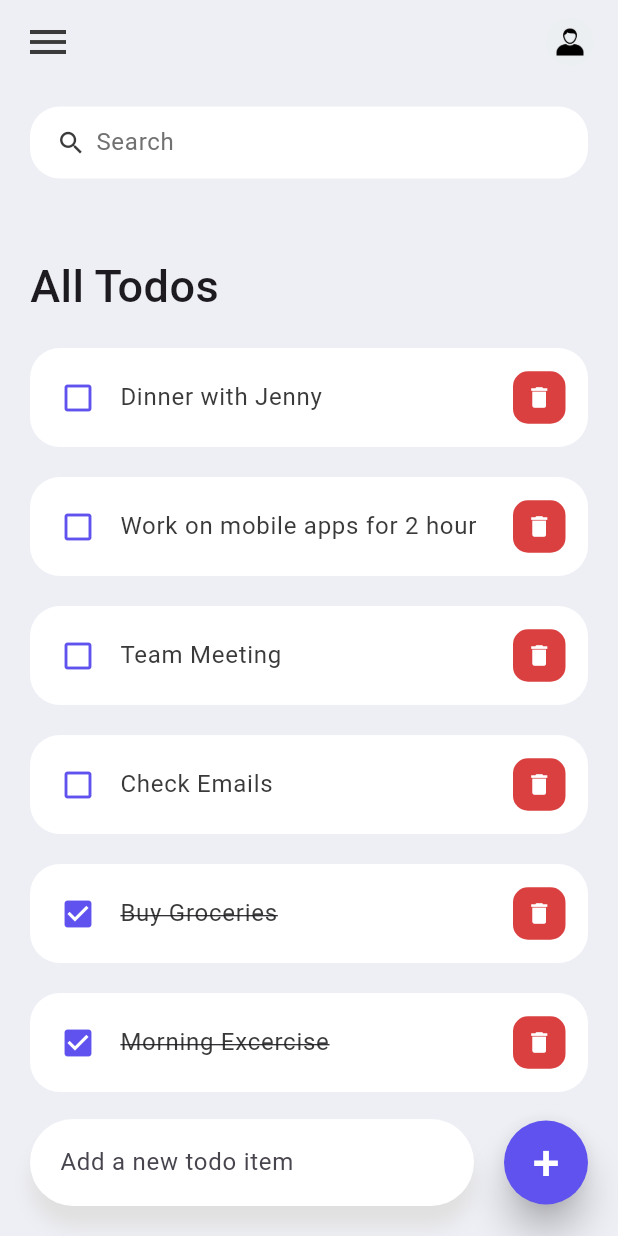
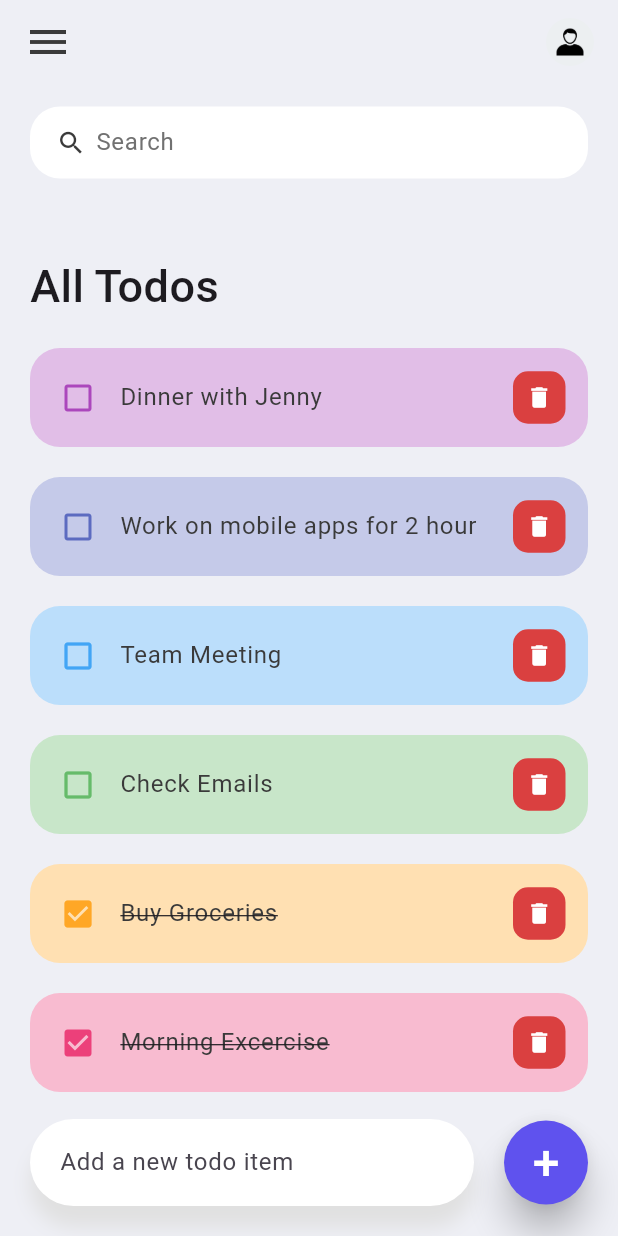
Before and after one commit to Naufal05R/todo_list_app, a Flutter app: the screen it shows after launch, on a phone screen of 412 x 824 dp. Run offline on Flutter 3.47's test engine with Material 3 defaults, Android fonts, the phone set to English and light mode, and no system bars.

Commit message:
generate random color for each todo item

```diff
--- a/lib/screens/home.dart
+++ b/lib/screens/home.dart
@@ -46,10 +46,27 @@ class _HomeState extends State<Home> {
                     ),
                     for (Todo todo in _foundTodo.reversed)
                       TodoItem(
+                        index: _foundTodo.indexOf(todo),
                         todo: todo,
                         onTodoChanged: _handleTodoChange,
                         onDeleteItem: _deleteTodoItem,
                       ),
+                    // for (int index = _foundTodo.length - 1; index >= 0; index--) {
+                    //   Todo todo = _foundTodo[index];
+                    //   TodoItem(
+                    //     todo: todo,
+                    //     onTodoChanged: _handleTodoChange,
+                    //     onDeleteItem: _deleteTodoItem,
+                    //   );
+                    // }
+                    // for (Todo todo in _foundTodo.reversed) {
+                    //   int index = _foundTodo.indexOf(todo);
+                    //   TodoItem(
+                    //     todo: todo,
+                    //     onTodoChanged: _handleTodoChange,
+                    //     onDeleteItem: _deleteTodoItem,
+                    //   );
+                    // }
                   ],
                 ),
               )
--- a/lib/widgets/todo_item.dart
+++ b/lib/widgets/todo_item.dart
@@ -6,40 +6,67 @@ class TodoItem extends StatelessWidget {
   final Todo todo;
   final onTodoChanged;
   final onDeleteItem;
+  final index;
 
   const TodoItem({
     Key? key,
     required this.todo,
     required this.onTodoChanged,
     required this.onDeleteItem,
+    this.index,
   }) : super(key: key);
 
-  String getColorName(int colorNumber) {
-    String colorName = "";
+  Color getTileColorFromIndex(int colorNumber) {
+    Color colorName = Colors.white;
     switch (colorNumber) {
+      case 0:
+        colorName = Colors.pink.shade100;
+        break;
       case 1:
-        colorName = "Red";
+        colorName = Colors.orange.shade100;
         break;
       case 2:
-        colorName = "Orange";
+        colorName = Colors.green.shade100;
         break;
       case 3:
-        colorName = "Yellow";
+        colorName = Colors.blue.shade100;
         break;
       case 4:
-        colorName = "Green";
+        colorName = Colors.indigo.shade100;
         break;
       case 5:
-        colorName = "Blue";
-        break;
-      case 6:
-        colorName = "Indigo";
-        break;
-      case 7:
-        colorName = "Violet";
+        colorName = Colors.purple.shade100;
         break;
       default:
-        colorName = "White";
+        colorName = Colors.white;
+        break;
+    }
+    return colorName;
+  }
+
+  Color getLeadingeColorFromIndex(int colorNumber) {
+    Color colorName = Colors.white;
+    switch (colorNumber) {
+      case 0:
+        colorName = Colors.pink.shade400;
+        break;
+      case 1:
+        colorName = Colors.orange.shade400;
+        break;
+      case 2:
+        colorName = Colors.green.shade400;
+        break;
+      case 3:
+        colorName = Colors.blue.shade400;
+        break;
+      case 4:
+        colorName = Colors.indigo.shade400;
+        break;
+      case 5:
+        colorName = Colors.purple.shade400;
+        break;
+      default:
+        colorName = Colors.white;
         break;
     }
     return colorName;
@@ -57,10 +84,10 @@ class TodoItem extends StatelessWidget {
               RoundedRectangleBorder(borderRadius: BorderRadius.circular(20)),
           contentPadding:
               const EdgeInsets.only(left: 20, right: 15, top: 5, bottom: 5),
-          tileColor: Colors.white,
+          tileColor: getTileColorFromIndex(index % 6),
           leading: Icon(
             todo.isDone ? Icons.check_box : Icons.check_box_outline_blank,
-            color: tdBlue,
+            color: getLeadingeColorFromIndex(index % 6),
           ),
           title: Text(todo.todoText!,
               style: TextStyle(
```
